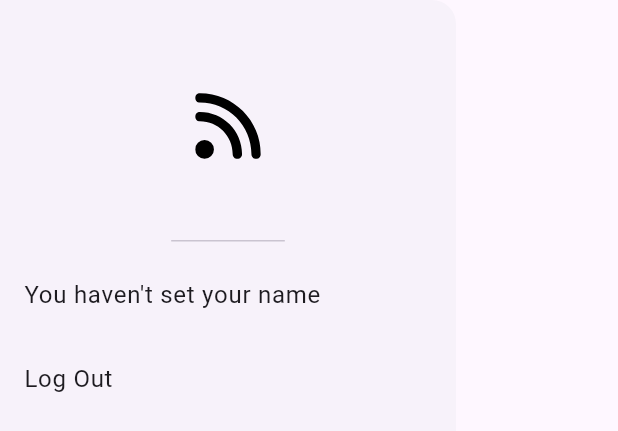
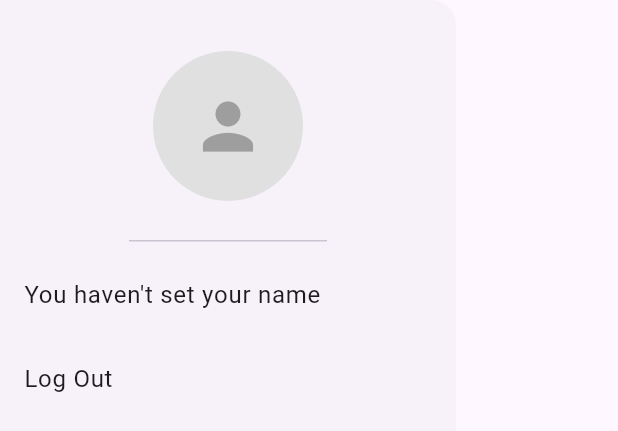
Before and after one commit to manirahmanzadeh/news, a Flutter app: the AppDrawer widget shown alone on an empty page, opened directly, on a phone screen of 412 x 824 dp. Shown: the top 431 px of the screen. Run offline on Flutter 3.47's test engine with Material 3 defaults, Android fonts, the phone set to English and light mode, and no system bars; our stand-ins replace cached_network_image, dio, equatable, firebase_auth, firebase_core, firebase_storage and 8 more; missing offline and left inert: flutter_facebook_auth; accounts and stored records are empty; generated files the repository leaves out were written again; network calls fail.

Commit message:
feat: set profile photo in drawer

```diff
--- a/lib/src/core/components/drawer.dart
+++ b/lib/src/core/components/drawer.dart
@@ -1,6 +1,7 @@
 import 'package:flutter/material.dart';
 import 'package:flutter_bloc/flutter_bloc.dart';
-import 'package:flutter_svg/flutter_svg.dart';
+import 'package:news_app/src/features/authentication/presentation/account/bloc/profile_bloc.dart';
+import 'package:news_app/src/features/authentication/presentation/account/screens/profile_screen.dart';
 
 import '../../features/authentication/presentation/bloc/auth/auth_bloc.dart';
 import '../../features/authentication/presentation/bloc/auth/auth_event.dart';
@@ -12,6 +13,7 @@ class AppDrawer extends StatelessWidget {
   @override
   Widget build(BuildContext context) {
     final authBloc = BlocProvider.of<AuthBloc>(context);
+    final profileBloc = BlocProvider.of<ProfileBloc>(context, listen: true);
     final user = authBloc.getCurrentUser();
     final displayName = user!.displayName == null || user.displayName!.isEmpty ? null : user.displayName;
     return BlocBuilder<AuthBloc, AuthState>(
@@ -23,13 +25,31 @@ class AppDrawer extends StatelessWidget {
             : Column(
                 children: [
                   DrawerHeader(
-                    child: SvgPicture.asset(
-                      'assets/icons/login.svg',
-                      height: 50,
+                    child: InkWell(
+                      onTap: () => Navigator.pushNamed(context, ProfileScreen.routeName),
+                      child: CircleAvatar(
+                        radius: 50.0,
+                        backgroundColor: Colors.grey[300],
+                        child: profileBloc.getUserPhotoUrl(context) != null
+                            ? ClipOval(
+                                child: Image.network(
+                                  profileBloc.getUserPhotoUrl(context)!,
+                                  width: 100.0,
+                                  height: 100.0,
+                                  fit: BoxFit.cover,
+                                ),
+                              )
+                            : const Icon(
+                                Icons.person,
+                                size: 50.0,
+                                color: Colors.grey,
+                              ),
+                      ),
                     ),
                   ),
                   ListTile(
                     title: Text(displayName ?? 'You haven\'t set your name'),
+                    onTap: () => Navigator.pushNamed(context, ProfileScreen.routeName),
                   ),
                   ListTile(
                     title: const Text('Log Out'),
```
